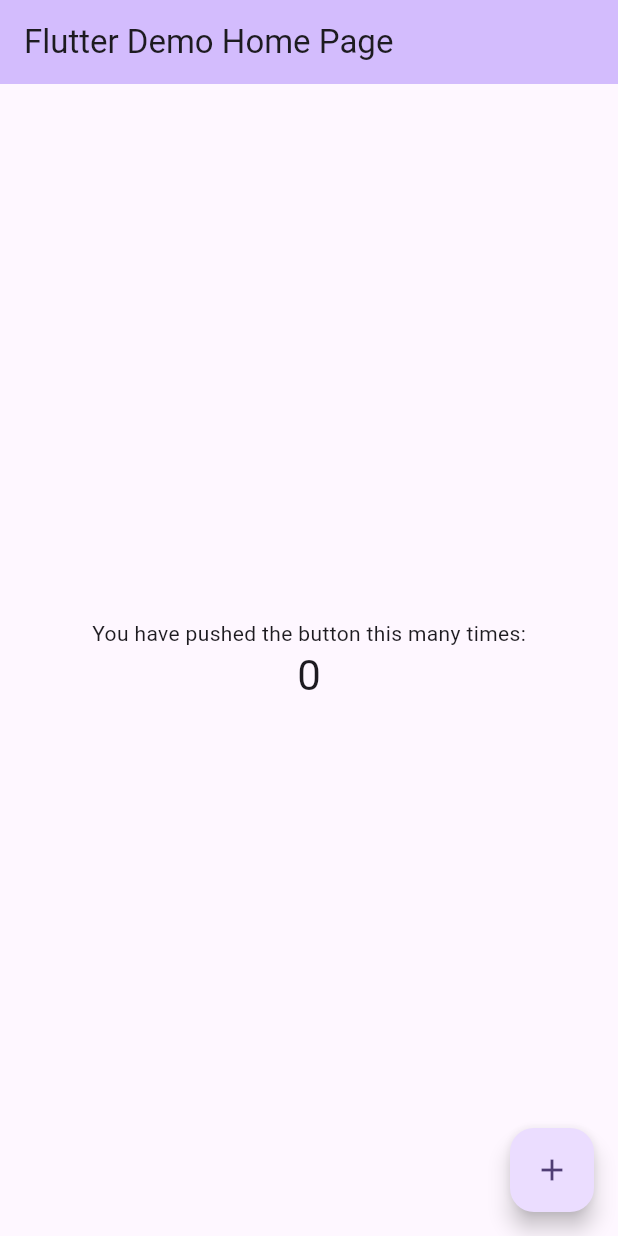
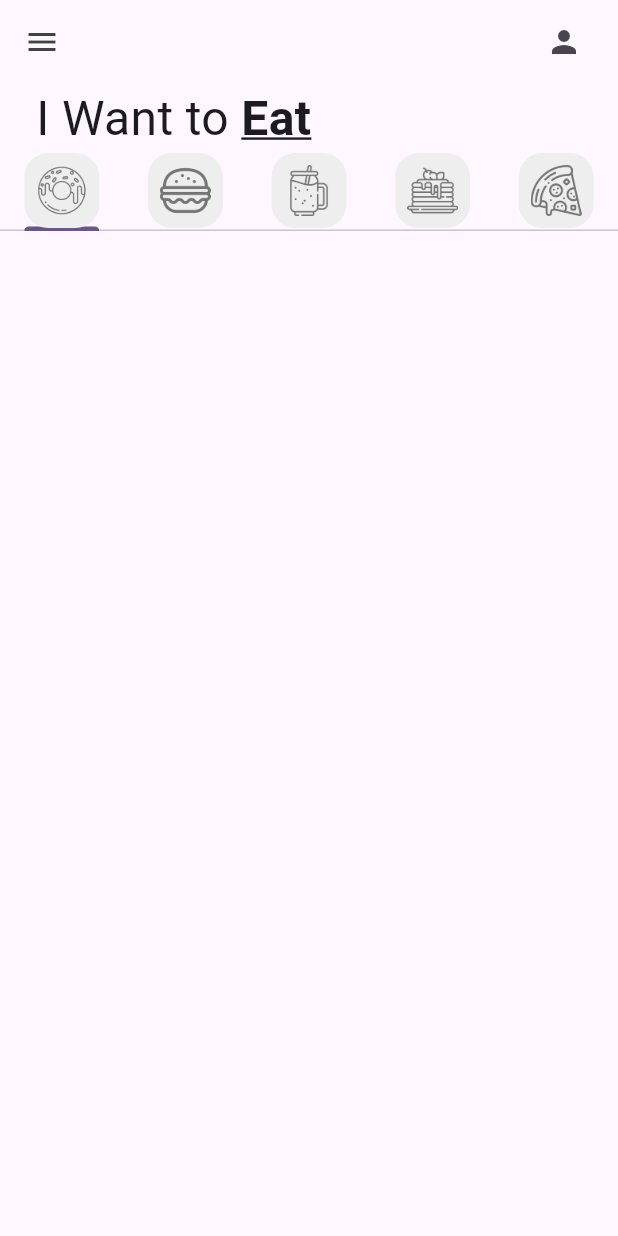
Before and after one commit to ElenaCV12/donut_app_8sc, a Flutter app: the screen it shows after launch, on a phone screen of 412 x 824 dp. Run offline on Flutter 3.47's test engine with Material 3 defaults, Android fonts, the light colour scheme and no system bars.

Commit message:
donut_app

```diff
--- a/lib/main.dart
+++ b/lib/main.dart
@@ -1,3 +1,4 @@
+import 'package:donut_app_8sc/pages/home_page.dart';
 import 'package:flutter/material.dart';
 
 void main() {
@@ -11,115 +12,13 @@
   @override
   Widget build(BuildContext context) {
     return MaterialApp(
+      debugShowCheckedModeBanner: false,
       title: 'Flutter Demo',
       theme: ThemeData(
-        // This is the theme of your application.
-        //
-        // TRY THIS: Try running your application with "flutter run". You'll see
-        // the application has a purple toolbar. Then, without quitting the app,
-        // try changing the seedColor in the colorScheme below to Colors.green
-        // and then invoke "hot reload" (save your changes or press the "hot
-        // reload" button in a Flutter-supported IDE, or press "r" if you used
-        // the command line to start the app).
-        //
-        // Notice that the counter didn't reset back to zero; the application
-        // state is not lost during the reload. To reset the state, use hot
-        // restart instead.
-        //
-        // This works for code too, not just values: Most code changes can be
-        // tested with just a hot reload.
         colorScheme: ColorScheme.fromSeed(seedColor: Colors.deepPurple),
         useMaterial3: true,
       ),
-      home: const MyHomePage(title: 'Flutter Demo Home Page'),
+      home: const HomePage(),
     );
   }
 }
-
-class MyHomePage extends StatefulWidget {
-  const MyHomePage({super.key, required this.title});
-
-  // This widget is the home page of your application. It is stateful, meaning
-  // that it has a State object (defined below) that contains fields that affect
-  // how it looks.
-
-  // This class is the configuration for the state. It holds the values (in this
-  // case the title) provided by the parent (in this case the App widget) and
-  // used by the build method of the State. Fields in a Widget subclass are
-  // always marked "final".
-
-  final String title;
-
-  @override
-  State<MyHomePage> createState() => _MyHomePageState();
-}
-
-class _MyHomePageState extends State<MyHomePage> {
-  int _counter = 0;
-
-  void _incrementCounter() {
-    setState(() {
-      // This call to setState tells the Flutter framework that something has
-      // changed in this State, which causes it to rerun the build method below
-      // so that the display can reflect the updated values. If we changed
-      // _counter without calling setState(), then the build method would not be
-      // called again, and so nothing would appear to happen.
-      _counter++;
-    });
-  }
-
-  @override
-  Widget build(BuildContext context) {
-    // This method is rerun every time setState is called, for instance as done
-    // by the _incrementCounter method above.
-    //
-    // The Flutter framework has been optimized to make rerunning build methods
-    // fast, so that you can just rebuild anything that needs updating rather
-    // than having to individually change instances of widgets.
-    return Scaffold(
-      appBar: AppBar(
-        // TRY THIS: Try changing the color here to a specific color (to
-        // Colors.amber, perhaps?) and trigger a hot reload to see the AppBar
-        // change color while the other colors stay the same.
-        backgroundColor: Theme.of(context).colorScheme.inversePrimary,
-        // Here we take the value from the MyHomePage object that was created by
-        // the App.build method, and use it to set our appbar title.
-        title: Text(widget.title),
-      ),
-      body: Center(
-        // Center is a layout widget. It takes a single child and positions it
-        // in the middle of the parent.
-        child: Column(
-          // Column is also a layout widget. It takes a list of children and
-          // arranges them vertically. By default, it sizes itself to fit its
-          // children horizontally, and tries to be as tall as its parent.
-          //
-          // Column has various properties to control how it sizes itself and
-          // how it positions its children. Here we use mainAxisAlignment to
-          // center the children vertically; the main axis here is the vertical
-          // axis because Columns are vertical (the cross axis would be
-          // horizontal).
-          //
-          // TRY THIS: Invoke "debug painting" (choose the "Toggle Debug Paint"
-          // action in the IDE, or press "p" in the console), to see the
-          // wireframe for each widget.
-          mainAxisAlignment: MainAxisAlignment.center,
-          children: <Widget>[
-            const Text(
-              'You have pushed the button this many times:',
-            ),
-            Text(
-              '$_counter',
-              style: Theme.of(context).textTheme.headlineMedium,
-            ),
-          ],
-        ),
-      ),
-      floatingActionButton: FloatingActionButton(
-        onPressed: _incrementCounter,
-        tooltip: 'Increment',
-        child: const Icon(Icons.add),
-      ), // This trailing comma makes auto-formatting nicer for build methods.
-    );
-  }
-}
--- /dev/null
+++ b/lib/pages/home_page.dart
@@ -0,0 +1,57 @@
+import 'package:donut_app_8sc/utils/my_tab.dart';
+import 'package:flutter/material.dart';
+
+class HomePage extends StatefulWidget {
+  const HomePage({super.key});
+
+  @override
+  State<HomePage> createState() => _HomePageState();  //
+}
+
+class _HomePageState extends State<HomePage> {
+
+  List<Widget> myTabs = [
+    //donut tab
+    const MyTab(iconPath: 'lib/icons/donut.png'),
+    //burger tab
+     const MyTab(iconPath: 'lib/icons/burger.png'),
+    //smoothie tab
+     const MyTab(iconPath: 'lib/icons/smoothie.png'),
+    //pancakes tab
+     const MyTab(iconPath: 'lib/icons/pancakes.png'),
+    //pizza tab
+     const MyTab(iconPath: 'lib/icons/pizza.png'),
+  ]; //lista de tipo widget
+
+  @override
+  Widget build(BuildContext context) {
+    return  DefaultTabController(
+      length: myTabs.length,
+      child: Scaffold(
+        appBar: AppBar(backgroundColor: Colors.transparent, leading: Icon(Icons.menu, color: Colors.grey[800]),
+        actions: [Padding(
+          padding: const EdgeInsets.only(right:12.0), //padding a la derecha al icono de usuario
+          child: IconButton(onPressed: (){}, icon: Icon(Icons.person)),
+        )],),
+        body: Column(
+          children: [
+          const Padding(
+              padding:  EdgeInsets.only(left: 24.0),
+              child: Row(
+                children: [
+                  Text('I Want to ', style: TextStyle(fontSize: 32)),
+                  Text('Eat', style: TextStyle(fontSize: 32, fontWeight: FontWeight.bold, decoration: TextDecoration.underline,))
+                ],
+              ),
+            ),
+            //Tab Bar para un menu de elementos
+            TabBar(tabs: myTabs)
+            //Tab Bar view
+
+            //carrito
+          ],
+        ),
+      ),
+    );
+  }
+}
--- /dev/null
+++ b/lib/utils/my_tab.dart
@@ -0,0 +1,23 @@
+import 'package:flutter/material.dart';
+
+class MyTab extends StatelessWidget {
+  //ruta del archivo del icono
+  final String iconPath;
+  const MyTab({super.key, required this.iconPath});
+
+  @override
+  Widget build(BuildContext context) {
+    return Tab(
+      height: 50,
+      child: Container(
+        padding: const EdgeInsets.all(8),
+        decoration: BoxDecoration(
+          borderRadius: BorderRadius.circular(16),
+          color: Colors.grey[200],
+        ),
+        child: Image.asset(iconPath,
+        color: Colors.grey[600],),
+      )
+    );
+  }
+}
--- a/pubspec.yaml
+++ b/pubspec.yaml
@@ -58,9 +58,9 @@
   uses-material-design: true
 
   # To add assets to your application, add an assets section, like this:
-  # assets:
-  #   - images/a_dot_burr.jpeg
-  #   - images/a_dot_ham.jpeg
+  assets:
+  - lib/images/
+  - lib/icons/
 
   # An image asset can refer to one or more resolution-specific "variants", see
   # https://flutter.dev/to/resolution-aware-images
```
Also changed, not shown: lib/icons/burger.png (added), lib/icons/donut.png (added), lib/icons/pancakes.png (added), lib/icons/pizza.png (added), lib/icons/smoothie.png (added), lib/images/chocolate_donut.png (added), lib/images/grape_donut.png (added), lib/images/icecream_donut.png (added), lib/images/strawberry_donut.png (added), 1 other file.
